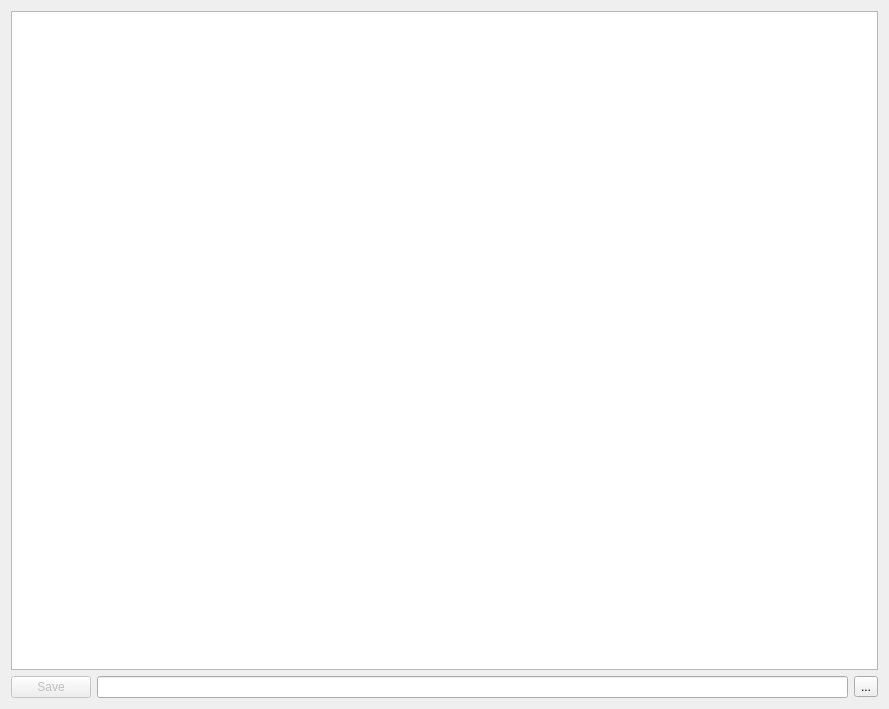
This is entity.ui in AndK3d/Python as Qt 5 draws it before an edit. The edited form follows.
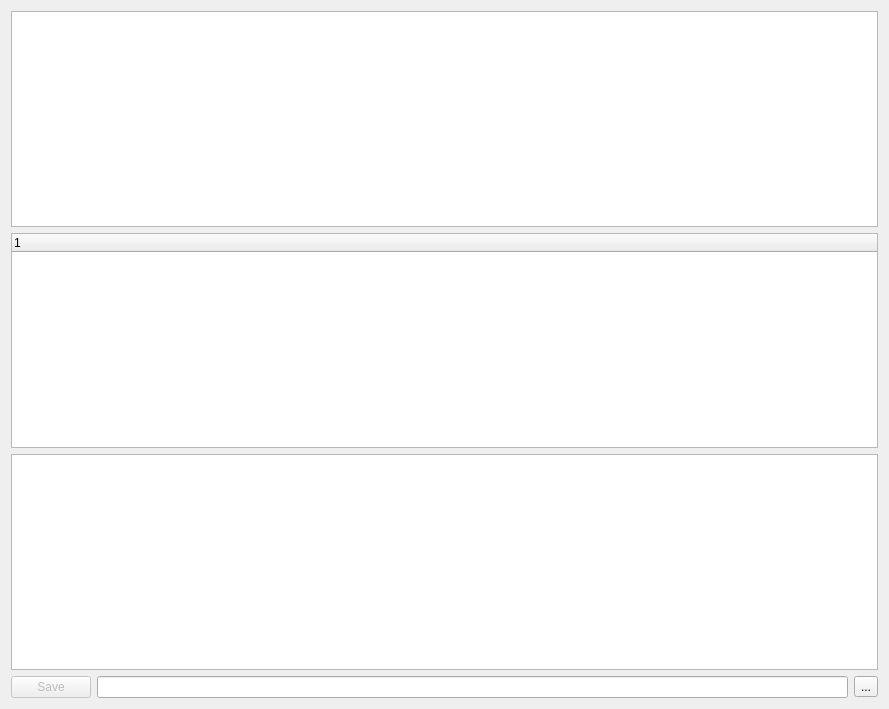
This is the edited form.

```diff
--- a/entity.ui
+++ b/entity.ui
@@ -41,6 +41,18 @@
        </property>
       </widget>
      </item>
+     <item>
+      <widget class="QTreeWidget" name="treeWidget">
+       <column>
+        <property name="text">
+         <string notr="true">1</string>
+        </property>
+       </column>
+      </widget>
+     </item>
+     <item>
+      <widget class="QTreeView" name="treeView"/>
+     </item>
     </layout>
    </item>
    <item>
```
